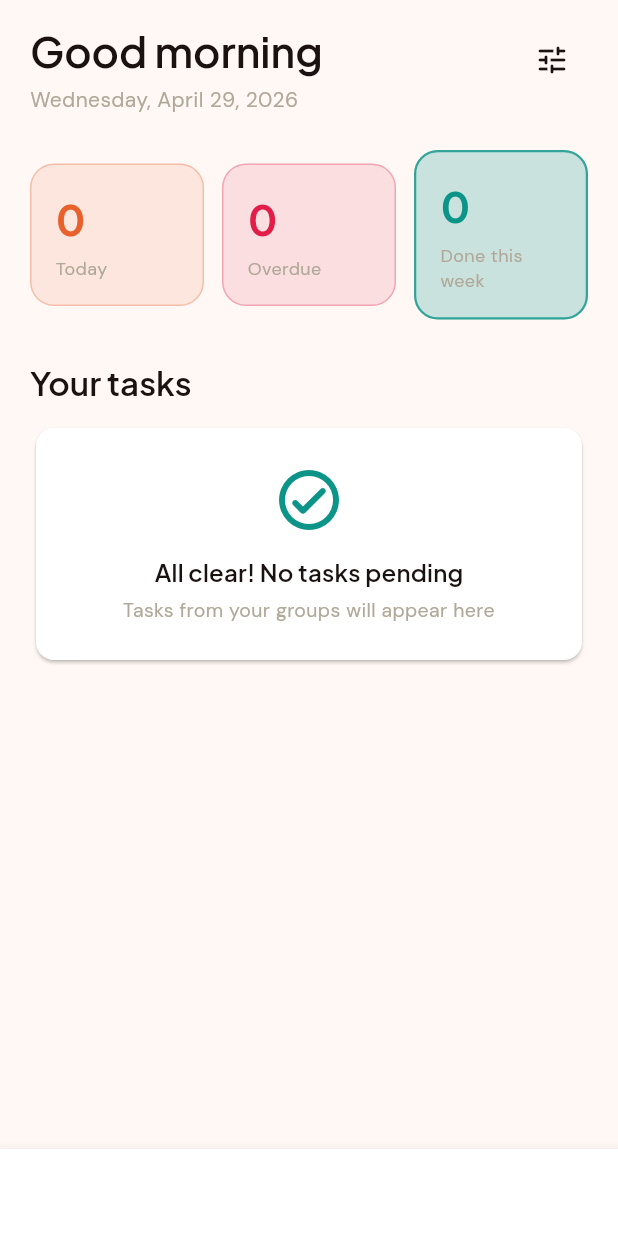
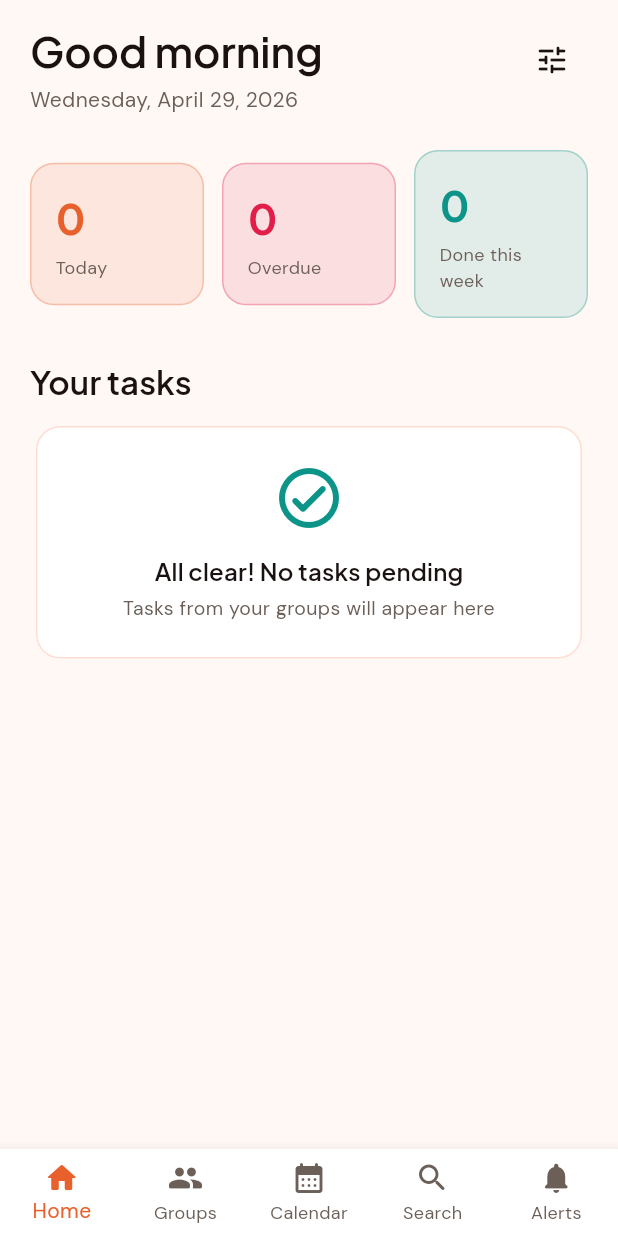
Before and after one commit to siddharthpathania/hudle, a Flutter app: the screen it shows after launch, after a tap on "Skip", on a phone screen of 412 x 824 dp. Run offline on Flutter 3.47's test engine with Material 3 defaults, Android fonts, the phone set to English and light mode, and no system bars; our stand-ins replace cached_network_image, firebase_auth, firebase_core, firebase_messaging, flutter_animate, flutter_dotenv and 9 more; accounts and stored records are empty.

Commit message:
Fixes: dashboard filter, multi-choice polls, single reaction, light theme
- Dashboard: "Done this week" stat now filters to actually-done tasks from
  the last 7 days instead of resetting to all
- Polls: multi-choice voting fully wired (toggle per option, replace-on-vote
  for single-choice); poll model exposes myVoteOptionIds set; PollWidget
  keeps options tappable for multi-choice after first vote
- Reactions: one reaction per user per announcement — picking a different
  emoji replaces the previous one
- Announcements: separate "Delete poll" action when post has both content
  and a poll; poll-only posts get a single "Delete poll" entry
- Light theme: full ThemeData (app bar, cards, inputs, buttons, bottom nav,
  dividers); shimmer is theme-aware; replaced hardcoded ink/textSecondary
  with theme-aware AppColors.mutedText/border/subtleSurface across
  dashboard, tasks, announcements, calendar, search, notifications, groups
- Migration 007: drops UNIQUE(poll_id,user_id) on poll_votes (now
  UNIQUE(poll_id,user_id,option_id)) and swaps announcement_reactions to
  UNIQUE(announcement_id,user_id), collapsing duplicates first

Co-Authored-By: Claude Opus 4.7 <noreply@anthropic.com>

```diff
--- a/lib/core/constants/app_colors.dart
+++ b/lib/core/constants/app_colors.dart
@@ -25,12 +25,15 @@ class AppColors {
   // Light surfaces
   static const Color paperBase = Color(0xFFFFF8F5);
   static const Color paperSurface = Color(0xFFFFFFFF);
+  static const Color paperElevated = Color(0xFFFFF1EA);
   static const Color paperBorder = Color(0xFFFFDDD0);
+  static const Color paperMuted = Color(0xFFFFE8DD);
 
   // Text
   static const Color textPrimary = Color(0xFFF5F0EC);
   static const Color textSecondary = Color(0xFFB0A898);
   static const Color textOnLight = Color(0xFF1A1210);
+  static const Color textOnLightSecondary = Color(0xFF6B5F58);
 
   // Priority
   static const Color priorityLow = Color(0xFF059669);
@@ -48,4 +51,22 @@ class AppColors {
     begin: Alignment.topLeft,
     end: Alignment.bottomRight,
   );
+
+  /// Resolves the right "muted/secondary" text color for the current theme.
+  static Color mutedText(BuildContext context) =>
+      Theme.of(context).brightness == Brightness.dark
+          ? textSecondary
+          : textOnLightSecondary;
+
+  /// Resolves the right border color for the current theme.
+  static Color border(BuildContext context) =>
+      Theme.of(context).brightness == Brightness.dark
+          ? inkBorder
+          : paperBorder;
+
+  /// Resolves the right elevated/muted surface color for the current theme.
+  static Color subtleSurface(BuildContext context) =>
+      Theme.of(context).brightness == Brightness.dark
+          ? inkElevated
+          : paperElevated;
 }
--- a/lib/core/theme/app_theme.dart
+++ b/lib/core/theme/app_theme.dart
@@ -90,10 +90,12 @@ class AppTheme {
       primary: AppColors.emberOrange,
       onPrimary: Colors.white,
       secondary: AppColors.amberGold,
+      onSecondary: AppColors.textOnLight,
       surface: AppColors.paperSurface,
       onSurface: AppColors.textOnLight,
       error: AppColors.hudleRose,
       onError: Colors.white,
+      outline: AppColors.paperBorder,
     );
 
     return ThemeData(
@@ -105,6 +107,62 @@ class AppTheme {
         bodyColor: AppColors.textOnLight,
         displayColor: AppColors.textOnLight,
       ),
+      appBarTheme: const AppBarTheme(
+        backgroundColor: AppColors.paperBase,
+        foregroundColor: AppColors.textOnLight,
+        elevation: 0,
+        centerTitle: false,
+      ),
+      cardTheme: CardThemeData(
+        color: AppColors.paperSurface,
+        elevation: 0,
+        shape: RoundedRectangleBorder(
+          borderRadius: BorderRadius.circular(UI.radiusLg),
+          side: const BorderSide(color: AppColors.paperBorder),
+        ),
+      ),
+      inputDecorationTheme: InputDecorationTheme(
+        filled: true,
+        fillColor: AppColors.paperElevated,
+        contentPadding:
+            const EdgeInsets.symmetric(horizontal: 16, vertical: 14),
+        border: OutlineInputBorder(
+          borderRadius: BorderRadius.circular(UI.radiusMd),
+          borderSide: const BorderSide(color: AppColors.paperBorder),
+        ),
+        enabledBorder: OutlineInputBorder(
+          borderRadius: BorderRadius.circular(UI.radiusMd),
+          borderSide: const BorderSide(color: AppColors.paperBorder),
+        ),
+        focusedBorder: OutlineInputBorder(
+          borderRadius: BorderRadius.circular(UI.radiusMd),
+          borderSide:
+              const BorderSide(color: AppColors.emberOrange, width: 1.5),
+        ),
+      ),
+      elevatedButtonTheme: ElevatedButtonThemeData(
+        style: ElevatedButton.styleFrom(
+          backgroundColor: AppColors.emberOrange,
+          foregroundColor: Colors.white,
+          elevation: 0,
+          minimumSize: const Size.fromHeight(52),
+          shape: RoundedRectangleBorder(
+            borderRadius: BorderRadius.circular(UI.radiusMd),
+          ),
+        ),
+      ),
+      floatingActionButtonTheme: const FloatingActionButtonThemeData(
+        backgroundColor: AppColors.emberOrange,
+        foregroundColor: Colors.white,
+      ),
+      bottomNavigationBarTheme: const BottomNavigationBarThemeData(
+        backgroundColor: AppColors.paperSurface,
+        selectedItemColor: AppColors.emberOrange,
+        unselectedItemColor: AppColors.textOnLightSecondary,
+        type: BottomNavigationBarType.fixed,
+        showUnselectedLabels: true,
+      ),
+      dividerColor: AppColors.paperBorder,
     );
   }
 }
--- a/lib/features/announcements/presentation/create_announcement_screen.dart
+++ b/lib/features/announcements/presentation/create_announcement_screen.dart
@@ -113,7 +113,7 @@ class _CreateAnnouncementScreenState
                   subtitle: Text(
                     'Let members vote on options',
                     style: GoogleFonts.dmSans(
-                        color: AppColors.textSecondary, fontSize: 12),
+                        color: AppColors.mutedText(context), fontSize: 12),
                   ),
                   value: _addPoll,
                   onChanged: (v) => setState(() => _addPoll = v),
@@ -138,7 +138,7 @@ class _CreateAnnouncementScreenState
                           subtitle: Text(
                             'Members can select more than one option',
                             style: GoogleFonts.dmSans(
-                                color: AppColors.textSecondary, fontSize: 12),
+                                color: AppColors.mutedText(context), fontSize: 12),
                           ),
                           value: _allowMultiple,
                           onChanged: (v) => setState(() => _allowMultiple = v),
@@ -194,7 +194,7 @@ class _CreateAnnouncementScreenState
             textAlign: TextAlign.center,
             style: GoogleFonts.dmSans(
               fontSize: 12,
-              color: AppColors.textSecondary,
+              color: AppColors.mutedText(context),
             ),
           ),
         ],
--- a/lib/features/calendar/presentation/calendar_screen.dart
+++ b/lib/features/calendar/presentation/calendar_screen.dart
@@ -101,7 +101,7 @@ class _CalendarScreenState extends ConsumerState<CalendarScreen> {
                       ),
                       formatButtonDecoration: BoxDecoration(
                         borderRadius: BorderRadius.circular(UI.radiusSm),
-                        border: Border.all(color: AppColors.inkBorder),
+                        border: Border.all(color: AppColors.border(context)),
                       ),
                       formatButtonTextStyle: GoogleFonts.dmSans(fontSize: 12),
                     ),
@@ -127,7 +127,7 @@ class _CalendarScreenState extends ConsumerState<CalendarScreen> {
                       '${selected.length} task${selected.length == 1 ? '' : 's'}',
                       style: GoogleFonts.dmSans(
                         fontSize: 12,
-                        color: AppColors.textSecondary,
+                        color: AppColors.mutedText(context),
                       ),
                     ),
                   ],
@@ -185,7 +185,7 @@ class _EmptyDay extends StatelessWidget {
               'Pick another day or add a new task',
               style: GoogleFonts.dmSans(
                 fontSize: 12,
-                color: AppColors.textSecondary,
+                color: AppColors.mutedText(context),
               ),
             ),
           ],
--- a/lib/features/dashboard/presentation/dashboard_screen.dart
+++ b/lib/features/dashboard/presentation/dashboard_screen.dart
@@ -21,6 +21,7 @@ class DashboardScreen extends ConsumerStatefulWidget {
 
 class _DashboardScreenState extends ConsumerState<DashboardScreen> {
   TaskDateFilter _filter = TaskDateFilter.all;
+  bool _doneOnly = false;
 
   String _greeting() {
     final h = DateTime.now().hour;
@@ -41,7 +42,9 @@ class _DashboardScreenState extends ConsumerState<DashboardScreen> {
   Widget build(BuildContext context) {
     final date = DateFormat.yMMMMEEEEd().format(DateTime.now());
     final all = ref.watch(dashboardTasksProvider(TaskDateFilter.all));
-    final filtered = ref.watch(dashboardTasksProvider(_filter));
+    final filtered = _doneOnly
+        ? all
+        : ref.watch(dashboardTasksProvider(_filter));
 
     return Scaffold(
       body: SafeArea(
@@ -67,7 +70,7 @@ class _DashboardScreenState extends ConsumerState<DashboardScreen> {
                         const SizedBox(height: 4),
                         Text(date,
                             style: GoogleFonts.dmSans(
-                                color: AppColors.textSecondary)),
+                                color: AppColors.mutedText(context))),
                       ],
                     ),
                   ),
@@ -121,9 +124,12 @@ class _DashboardScreenState extends ConsumerState<DashboardScreen> {
                           label: 'Today',
                           value: '$today',
                           color: AppColors.emberOrange,
-                          selected: _filter == TaskDateFilter.today,
-                          onTap: () =>
-                              setState(() => _filter = TaskDateFilter.today),
+                          selected: !_doneOnly &&
+                              _filter == TaskDateFilter.today,
+                          onTap: () => setState(() {
+                            _filter = TaskDateFilter.today;
+                            _doneOnly = false;
+                          }),
                         ),
                       ),
                       const SizedBox(width: 12),
@@ -132,9 +138,12 @@ class _DashboardScreenState extends ConsumerState<DashboardScreen> {
                           label: 'Overdue',
                           value: '$overdue',
                           color: AppColors.hudleRose,
-                          selected: _filter == TaskDateFilter.overdue,
-                          onTap: () =>
-                              setState(() => _filter = TaskDateFilter.overdue),
+                          selected: !_doneOnly &&
+                              _filter == TaskDateFilter.overdue,
+                          onTap: () => setState(() {
+                            _filter = TaskDateFilter.overdue;
+                            _doneOnly = false;
+                          }),
                         ),
                       ),
                       const SizedBox(width: 12),
@@ -143,9 +152,11 @@ class _DashboardScreenState extends ConsumerState<DashboardScreen> {
                           label: 'Done this week',
                           value: '$doneThisWeek',
                           color: AppColors.hudleTeal,
-                          selected: _filter == TaskDateFilter.all,
-                          onTap: () =>
-                              setState(() => _filter = TaskDateFilter.all),
+                          selected: _doneOnly,
+                          onTap: () => setState(() {
+                            _doneOnly = true;
+                            _filter = TaskDateFilter.all;
+                          }),
                         ),
                       ),
                     ],
@@ -155,13 +166,17 @@ class _DashboardScreenState extends ConsumerState<DashboardScreen> {
               const SizedBox(height: 28),
               Row(
                 children: [
-                  Text('Your tasks',
-                      style: Theme.of(context).textTheme.titleLarge),
+                  Text(
+                    _doneOnly ? 'Done this week' : 'Your tasks',
+                    style: Theme.of(context).textTheme.titleLarge,
+                  ),
                   const Spacer(),
-                  if (_filter != TaskDateFilter.all)
+                  if (_doneOnly || _filter != TaskDateFilter.all)
                     TextButton(
-                      onPressed: () =>
-                          setState(() => _filter = TaskDateFilter.all),
+                      onPressed: () => setState(() {
+                        _filter = TaskDateFilter.all;
+                        _doneOnly = false;
+                      }),
                       child: const Text('Clear'),
                     ),
                 ],
@@ -185,10 +200,19 @@ class _DashboardScreenState extends ConsumerState<DashboardScreen> {
                   ),
                 ),
                 data: (list) {
-                  if (list.isEmpty) return const _EmptyDashboard();
+                  final visible = _doneOnly
+                      ? list.where((t) {
+                          if (!t.isDone) return false;
+                          final ref = t.createdAt;
+                          if (ref == null) return false;
+                          return ref.isAfter(
+                              DateTime.now().subtract(const Duration(days: 7)));
+                        }).toList()
+                      : list;
+                  if (visible.isEmpty) return const _EmptyDashboard();
                   return Column(
                     children: [
-                      for (final t in list)
+                      for (final t in visible)
                         Padding(
                           padding: const EdgeInsets.only(bottom: UI.space8),
                           child: TaskCard(task: t, showGroup: true),
@@ -253,7 +277,7 @@ class _StatCard extends StatelessWidget {
                 label,
                 style: GoogleFonts.dmSans(
                   fontSize: 12,
-                  color: AppColors.textSecondary,
+                  color: AppColors.mutedText(context),
                 ),
               ),
             ],
@@ -344,7 +368,7 @@ class _EmptyDashboard extends StatelessWidget {
               'Tasks from your groups will appear here',
               textAlign: TextAlign.center,
               style: GoogleFonts.dmSans(
-                color: AppColors.textSecondary,
+                color: AppColors.mutedText(context),
                 fontSize: 13,
               ),
             ),
--- a/lib/features/tasks/presentation/create_edit_task_screen.dart
+++ b/lib/features/tasks/presentation/create_edit_task_screen.dart
@@ -152,7 +152,7 @@ class _CreateEditTaskScreenState extends ConsumerState<CreateEditTaskScreen> {
                       ? 'Not set'
                       : DateFormat.yMMMd().add_jm().format(_due!),
                   style: GoogleFonts.dmSans(
-                      color: AppColors.textSecondary, fontSize: 12),
+                      color: AppColors.mutedText(context), fontSize: 12),
                 ),
                 trailing: _due == null
                     ? const Icon(Icons.chevron_right_rounded)
@@ -174,7 +174,7 @@ class _CreateEditTaskScreenState extends ConsumerState<CreateEditTaskScreen> {
                       ? 'All group members can see this task'
                       : 'Only assignees and admins can see this',
                   style: GoogleFonts.dmSans(
-                      color: AppColors.textSecondary, fontSize: 12),
+                      color: AppColors.mutedText(context), fontSize: 12),
                 ),
                 value: _visibility == TaskVisibility.all,
                 onChanged: (v) => setState(() => _visibility =
```
Also changed, not shown: lib/core/widgets/shimmer_loader.dart (+9 -3 lines), lib/features/announcements/data/announcements_repository.dart (+58 -15 lines), lib/features/announcements/domain/announcement_model.dart (+7 -3 lines), lib/features/announcements/presentation/widgets/announcement_card.dart (+95 -42 lines), lib/features/announcements/presentation/widgets/poll_widget.dart (+28 -16 lines), lib/features/announcements/presentation/widgets/reactions_bar.dart (+4 -4 lines), lib/features/groups/presentation/group_settings_screen.dart (+6 -6 lines), lib/features/groups/presentation/groups_list_screen.dart (+7 -7 lines), lib/features/notifications/presentation/notifications_screen.dart (+7 -6 lines), lib/features/search/presentation/search_screen.dart (+7 -7 lines), lib/features/tasks/presentation/task_detail_screen.dart (+8 -8 lines), lib/features/tasks/presentation/widgets/task_card.dart (+4 -3 lines), 1 other file.
